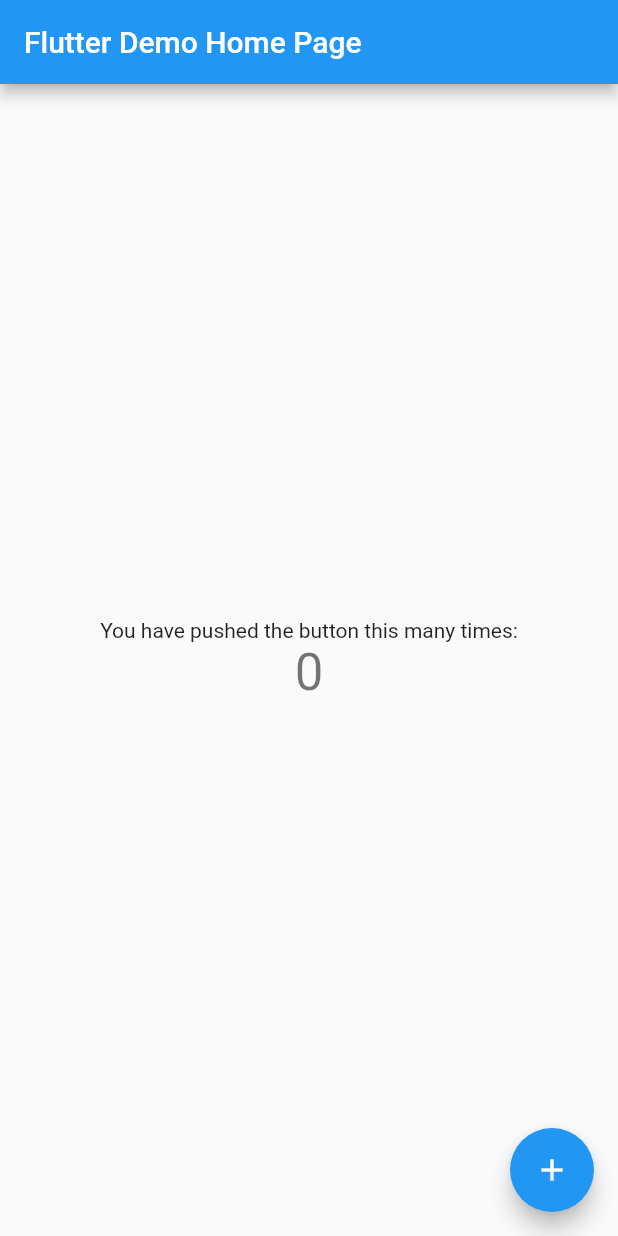
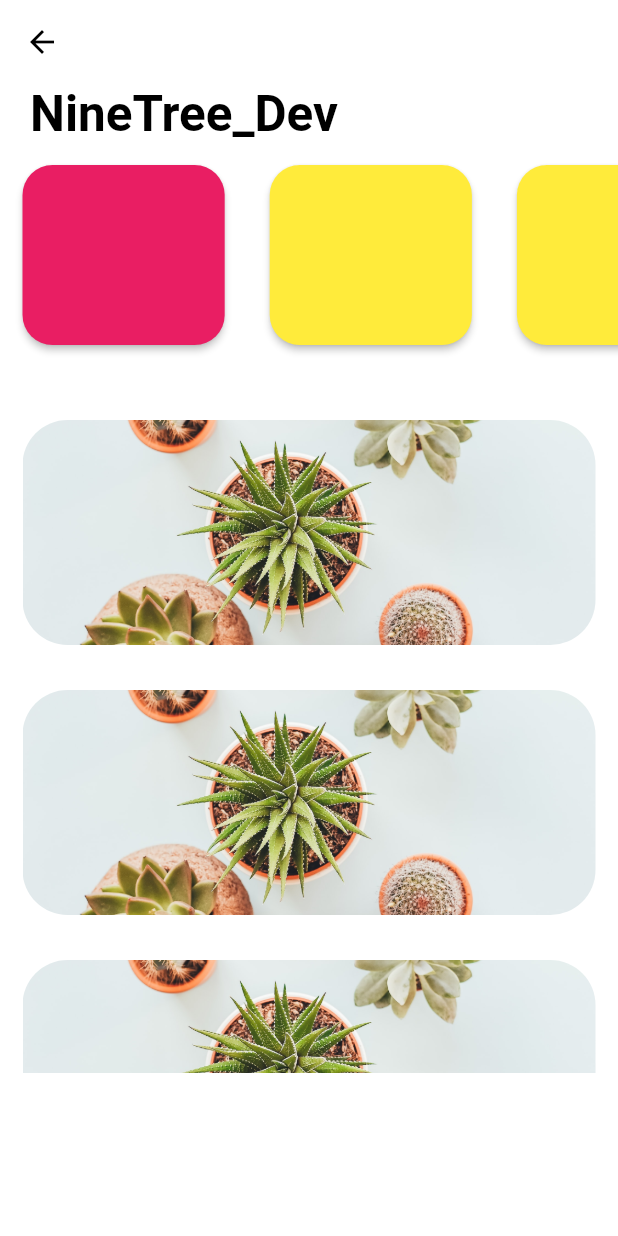
Before and after one commit to moondamon/NineTree_Dev, a Flutter app: the screen it shows after launch, on a phone screen of 412 x 824 dp. Run offline on Flutter 3.47's test engine with Material 2 defaults, Android fonts, the phone set to English and light mode, and no system bars.

Commit message:
add interface and slide feature

```diff
--- /dev/null
+++ b/lib/home.dart
@@ -0,0 +1,125 @@
+import 'package:flutter/material.dart';
+
+class HomePage extends StatefulWidget {
+  @override
+  _HomePageState createState() => _HomePageState();
+}
+
+class _HomePageState extends State<HomePage> {
+  int index = 0;
+  @override
+  Widget build(BuildContext context) {
+    double widthScreen = MediaQuery.of(context).size.width;
+    return Scaffold(
+      backgroundColor: Colors.white,
+      appBar: AppBar(
+        backgroundColor: Colors.white,
+        elevation: 0.0,
+        leading: IconButton(
+          icon: Icon(
+            Icons.arrow_back,
+            color: Colors.black,
+          ),
+        ),
+      ),
+      body: Column(
+        crossAxisAlignment: CrossAxisAlignment.start,
+        children: [
+          Container(
+            padding: EdgeInsets.only(left: 20),
+            child: Text(
+              'NineTree_Dev',
+              style: TextStyle(
+                  color: Colors.black,
+                  fontSize: widthScreen * 0.08,
+                  fontWeight: FontWeight.bold),
+            ),
+          ),
+          Container(
+            width: widthScreen * 1,
+            height: 150,
+            child: ListView(
+              scrollDirection: Axis.horizontal,
+              children: [
+                for (int i = 0; i < 4; i++)
+                  Container(
+                    padding: EdgeInsets.all(15),
+                    width: widthScreen * 0.4,
+                    child: RawMaterialButton(
+                      shape: RoundedRectangleBorder(
+                          borderRadius: BorderRadius.circular(20)),
+                      fillColor: index == i ? Colors.pink : Colors.yellow,
+                      onPressed: () {
+                        setState(() {
+                          index = i;
+                        });
+                      },
+                    ),
+                  ),
+              ],
+            ),
+          ),
+          SizedBox(
+            height: 20,
+          ),
+          //cactus
+          Container(
+            width: widthScreen * 1,
+            height: 450,
+            child: ListView(
+              children: [
+                Container(
+                  padding: EdgeInsets.all(15),
+                  child: ClipRRect(
+                    borderRadius: BorderRadius.circular(30),
+                    child: Image.asset(
+                      'assets/tree.jpg',
+                      height: 150,
+                      fit: BoxFit.fitWidth,
+                    ),
+                  ),
+                ),
+                Container(
+                  padding: EdgeInsets.all(15),
+                  child: ClipRRect(
+                    borderRadius: BorderRadius.circular(30),
+                    child: Image.asset(
+                      'assets/tree.jpg',
+                      width: widthScreen * 0.5,
+                      height: 150,
+                      fit: BoxFit.fitWidth,
+                    ),
+                  ),
+                ),
+                Container(
+                  padding: EdgeInsets.all(15),
+                  child: ClipRRect(
+                    borderRadius: BorderRadius.circular(30),
+                    child: Image.asset(
+                      'assets/tree.jpg',
+                      width: widthScreen * 0.5,
+                      height: 150,
+                      fit: BoxFit.fitWidth,
+                    ),
+                  ),
+                ),
+                Container(
+                  padding: EdgeInsets.all(15),
+                  child: ClipRRect(
+                    borderRadius: BorderRadius.circular(30),
+                    child: Image.asset(
+                      'assets/tree.jpg',
+                      width: widthScreen * 0.5,
+                      height: 150,
+                      fit: BoxFit.fitWidth,
+                    ),
+                  ),
+                ),
+              ],
+            ),
+          ),
+        ],
+      ),
+    );
+  }
+}
--- a/lib/main.dart
+++ b/lib/main.dart
@@ -1,4 +1,5 @@
 import 'package:flutter/material.dart';
+import 'package:moondamon/home.dart';
 
 void main() {
   runApp(MyApp());
@@ -26,92 +27,6 @@ class MyApp extends StatelessWidget {
           // closer together (more dense) than on mobile platforms.
           visualDensity: VisualDensity.adaptivePlatformDensity,
         ),
-      home: MyHomePage(title: 'Flutter Demo Home Page'),
-    );
+        home: HomePage());
   }
 }
-
-class MyHomePage extends StatefulWidget {
-  MyHomePage({Key key, this.title}) : super(key: key);
-
-  // This widget is the home page of your application. It is stateful, meaning
-  // that it has a State object (defined below) that contains fields that affect
-  // how it looks.
-
-  // This class is the configuration for the state. It holds the values (in this
-  // case the title) provided by the parent (in this case the App widget) and
-  // used by the build method of the State. Fields in a Widget subclass are
-  // always marked "final".
-
-  final String title;
-
-  @override
-  _MyHomePageState createState() => _MyHomePageState();
-}
-
-class _MyHomePageState extends State<MyHomePage> {
-  int _counter = 0;
-
-  void _incrementCounter() {
-    setState(() {
-      // This call to setState tells the Flutter framework that something has
-      // changed in this State, which causes it to rerun the build method below
-      // so that the display can reflect the updated values. If we changed
-      // _counter without calling setState(), then the build method would not be
-      // called again, and so nothing would appear to happen.
-      _counter++;
-    });
-  }
-
-  @override
-  Widget build(BuildContext context) {
-    // This method is rerun every time setState is called, for instance as done
-    // by the _incrementCounter method above.
-    //
-    // The Flutter framework has been optimized to make rerunning build methods
-    // fast, so that you can just rebuild anything that needs updating rather
-    // than having to individually change instances of widgets.
-    return Scaffold(
-      appBar: AppBar(
-        // Here we take the value from the MyHomePage object that was created by
-        // the App.build method, and use it to set our appbar title.
-        title: Text(widget.title),
-      ),
-      body: Center(
-        // Center is a layout widget. It takes a single child and positions it
-        // in the middle of the parent.
-        child: Column(
-          // Column is also a layout widget. It takes a list of children and
-          // arranges them vertically. By default, it sizes itself to fit its
-          // children horizontally, and tries to be as tall as its parent.
-          //
-          // Invoke "debug painting" (press "p" in the console, choose the
-          // "Toggle Debug Paint" action from the Flutter Inspector in Android
-          // Studio, or the "Toggle Debug Paint" command in Visual Studio Code)
-          // to see the wireframe for each widget.
-          //
-          // Column has various properties to control how it sizes itself and
-          // how it positions its children. Here we use mainAxisAlignment to
-          // center the children vertically; the main axis here is the vertical
-          // axis because Columns are vertical (the cross axis would be
-          // horizontal).
-          mainAxisAlignment: MainAxisAlignment.center,
-          children: <Widget>[
-            Text(
-              'You have pushed the button this many times:',
-            ),
-            Text(
-              '$_counter',
-              style: Theme.of(context).textTheme.headline4,
-            ),
-          ],
-        ),
-      ),
-      floatingActionButton: FloatingActionButton(
-        onPressed: _incrementCounter,
-        tooltip: 'Increment',
-        child: Icon(Icons.add),
-      ), // This trailing comma makes auto-formatting nicer for build methods.
-    );
-  }
-}
--- a/pubspec.yaml
+++ b/pubspec.yaml
@@ -43,7 +43,8 @@ flutter:
   # included with your application, so that you can use the icons in
   # the material Icons class.
   uses-material-design: true
-
+  assets:
+    - assets/
   # To add assets to your application, add an assets section, like this:
   # assets:
   #   - images/a_dot_burr.jpeg
```
Also changed, not shown: assets/tree.jpg (added), pubspec.lock. Lines whose indentation alone changed are shown as unchanged.
